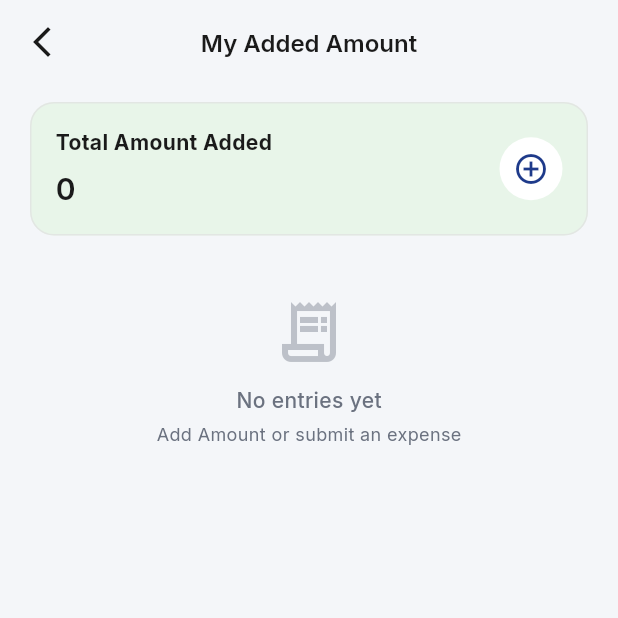
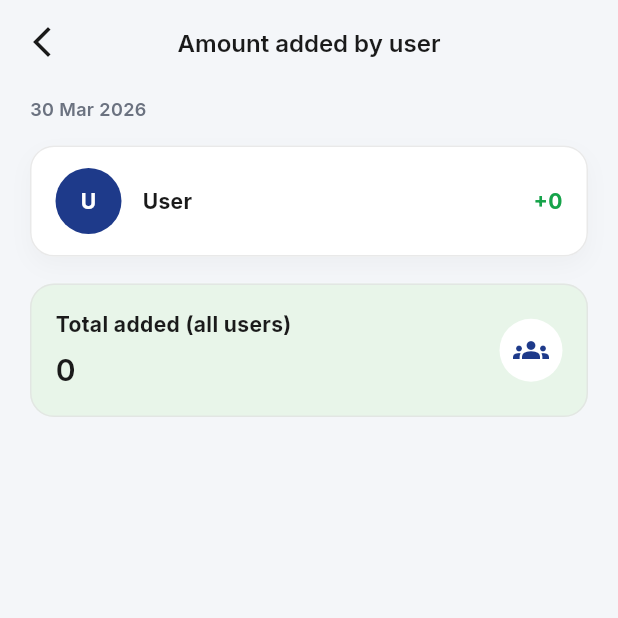
Before and after one commit to Akash-Zaib/Expense_Tracker, a Flutter app: the HomePage screen opened by its route, after a tap on the "open in new" icon, on a phone screen of 412 x 824 dp, the top half of it. Run offline on Flutter 3.47's test engine with Material 3 defaults, Android fonts, the phone set to English and light mode, and no system bars; our stand-ins replace cloud_firestore, firebase_auth, firebase_core, get_it, google_fonts, shared_preferences; accounts and stored records are empty; statements that could not run were skipped.

Commit message:
Final changes Done

```diff
--- a/lib/features/auth/presentation/pages/signup_page.dart
+++ b/lib/features/auth/presentation/pages/signup_page.dart
@@ -19,7 +19,6 @@ class _SignupPageState extends State<SignupPage>
   late Animation<double> _fadeAnim;
   late Animation<Offset> _slideAnim;
   bool _obscurePassword = true;
-  bool _agreeToTerms = false;
   late final AuthStore _authStore;
 
   final _nameCtrl = TextEditingController();
@@ -53,13 +52,6 @@ class _SignupPageState extends State<SignupPage>
 
   Future<void> _onSignup() async {
     FocusScope.of(context).unfocus();
-
-    if (!_agreeToTerms) {
-      ScaffoldMessenger.of(context).showSnackBar(
-        const SnackBar(content: Text('Please agree to the Terms & Conditions')),
-      );
-      return;
-    }
 
     final name = _nameCtrl.text.trim();
     final email = _emailCtrl.text.trim();
@@ -264,59 +256,6 @@ class _SignupPageState extends State<SignupPage>
                   setState(() => _obscurePassword = !_obscurePassword),
             ),
           ),
-          const SizedBox(height: 16),
-          // Terms checkbox
-          Row(
-            crossAxisAlignment: CrossAxisAlignment.start,
-            children: [
-              SizedBox(
-                width: 22,
-                height: 22,
-                child: Checkbox(
-                  value: _agreeToTerms,
-                  onChanged: (val) =>
-                      setState(() => _agreeToTerms = val ?? false),
-                  activeColor: AppColors.primary,
-                  shape: RoundedRectangleBorder(
-                    borderRadius: BorderRadius.circular(4),
-                  ),
-                  side: const BorderSide(color: AppColors.border, width: 1.5),
-                ),
-              ),
-              const SizedBox(width: 10),
-              Expanded(
-                child: Text.rich(
-                  TextSpan(
-                    text: 'I agree to the ',
-                    style: AppTextStyles.caption.copyWith(
-                      color: AppColors.textSecondary,
-                    ),
-                    children: [
-                      TextSpan(
-                        text: 'Terms & Conditions',
-                        style: AppTextStyles.caption.copyWith(
-                          color: AppColors.primary,
-                          fontWeight: FontWeight.w600,
-                          decoration: TextDecoration.underline,
-                          decorationColor: AppColors.primary,
-                        ),
-                      ),
-                      TextSpan(text: ' and '),
-                      TextSpan(
-                        text: 'Privacy Policy',
-                        style: AppTextStyles.caption.copyWith(
-                          color: AppColors.primary,
-                          fontWeight: FontWeight.w600,
-                          decoration: TextDecoration.underline,
-                          decorationColor: AppColors.primary,
-                        ),
-                      ),
-                    ],
-                  ),
-                ),
-              ),
-            ],
-          ),
           const SizedBox(height: 24),
           // Sign Up button
           _buildGradientButton(
--- /dev/null
+++ b/lib/features/expense/presentation/pages/amount_added_by_user_page.dart
@@ -0,0 +1,358 @@
+import 'package:flutter/material.dart';
+import 'package:intl/intl.dart';
+
+import '../../../../core/constants/app_colors.dart';
+import '../../../../core/constants/app_text_styles.dart';
+import '../../domain/entities/expense_entry.dart';
+
+/// Per-user totals for [ExpenseEntryKind.amountAdded] within [entries]
+/// (typically one calendar day, as passed from home).
+class AmountAddedByUserPage extends StatelessWidget {
+  final List<ExpenseEntry> entries;
+  final List<String> displayUsers;
+  final Map<String, String> uidByNormalizedName;
+  final Map<String, int> userColorByName;
+  final String dateRange;
+
+  const AmountAddedByUserPage({
+    super.key,
+    required this.entries,
+    required this.displayUsers,
+    required this.uidByNormalizedName,
+    required this.userColorByName,
+    required this.dateRange,
+  });
+
+  /// Amount-added entries for this user (same rules as [totalAddedForUser]).
+  static List<ExpenseEntry> amountAddedEntriesForUser(
+    String displayName,
+    List<ExpenseEntry> entries,
+    Map<String, String> uidByNormalizedName,
+  ) {
+    final normalized = displayName.toLowerCase().trim();
+    final uid = uidByNormalizedName[normalized];
+    return entries.where((e) {
+      if (e.kind != ExpenseEntryKind.amountAdded) return false;
+      final eUid = e.ownerUid.trim();
+      if (eUid.isNotEmpty) {
+        return uid != null && eUid == uid;
+      }
+      return e.ownerName.trim().toLowerCase().trim() == normalized;
+    }).toList();
+  }
+
+  static double totalAddedForUser(
+    String displayName,
+    List<ExpenseEntry> entries,
+    Map<String, String> uidByNormalizedName,
+  ) {
+    return amountAddedEntriesForUser(displayName, entries, uidByNormalizedName)
+        .fold<double>(0, (s, e) => s + e.amount);
+  }
+
+  /// Label → sum for that bank/cash source (matches add flow: empty bank → "By Cash").
+  static Map<String, double> amountAddedByBankForUser(
+    String displayName,
+    List<ExpenseEntry> entries,
+    Map<String, String> uidByNormalizedName,
+  ) {
+    final map = <String, double>{};
+    for (final e in amountAddedEntriesForUser(displayName, entries, uidByNormalizedName)) {
+      final label = (e.bankName ?? '').trim().isEmpty ? 'By Cash' : e.bankName!.trim();
+      map[label] = (map[label] ?? 0) + e.amount;
+    }
+    return map;
+  }
+
+  Color? _colorForUser(String name) {
+    final key = name.toLowerCase().trim();
+    final value = userColorByName[key];
+    return value == null ? null : Color(value);
+  }
+
+  String _initials(String name) {
+    final parts = name.trim().split(RegExp(r'\s+')).where((p) => p.isNotEmpty);
+    return parts.take(2).map((p) => p[0].toUpperCase()).join();
+  }
+
+  @override
+  Widget build(BuildContext context) {
+    final formatter = NumberFormat('#,##0', 'en_US');
+    final amountAddedEntries =
+        entries.where((e) => e.kind == ExpenseEntryKind.amountAdded).toList();
+    final grandTotal = amountAddedEntries.fold<double>(
+      0,
+      (s, e) => s + e.amount,
+    );
+
+    return Scaffold(
+      backgroundColor: AppColors.background,
+      appBar: AppBar(
+        backgroundColor: AppColors.background,
+        elevation: 0,
+        scrolledUnderElevation: 0,
+        leading: IconButton(
+          icon: const Icon(Icons.arrow_back_ios_new, color: AppColors.textPrimary),
+          onPressed: () => Navigator.pop(context),
+        ),
+        title: Text('Amount added by user', style: AppTextStyles.title),
+        centerTitle: true,
+      ),
+      body: ListView(
+        padding: const EdgeInsets.fromLTRB(20, 8, 20, 24),
+        children: [
+          Padding(
+            padding: const EdgeInsets.only(bottom: 16),
+            child: Text(
+              dateRange,
+              style: AppTextStyles.caption.copyWith(
+                color: AppColors.textSecondary,
+                fontWeight: FontWeight.w600,
+              ),
+            ),
+          ),
+          for (final name in displayUsers) ...[
+            _ExpandableUserAmountRow(
+              displayName: name,
+              amount: totalAddedForUser(name, entries, uidByNormalizedName),
+              byBank: amountAddedByBankForUser(name, entries, uidByNormalizedName),
+              formatter: formatter,
+              baseColor: _colorForUser(name),
+              initials: _initials(name),
+            ),
+            const SizedBox(height: 10),
+          ],
+          const SizedBox(height: 8),
+          Container(
+            width: double.infinity,
+            padding: const EdgeInsets.all(16),
+            decoration: BoxDecoration(
+              color: AppColors.greenLight,
+              borderRadius: BorderRadius.circular(16),
+              border: Border.all(color: AppColors.border.withValues(alpha: 0.7)),
+            ),
+            child: Row(
+              children: [
+                Expanded(
+                  child: Column(
+                    crossAxisAlignment: CrossAxisAlignment.start,
+                    children: [
+                      Text(
+                        'Total added (all users)',
+                        style: AppTextStyles.bodyMedium.copyWith(
+                          fontWeight: FontWeight.w700,
+                        ),
+                      ),
+                      const SizedBox(height: 6),
+                      Text(
+                        formatter.format(grandTotal),
+                        style: AppTextStyles.heading3,
+                      ),
+                    ],
+                  ),
+                ),
+                Container(
+                  height: 42,
+                  width: 42,
+                  decoration: const BoxDecoration(
+                    color: Colors.white,
+                    shape: BoxShape.circle,
+                  ),
+                  child: const Icon(Icons.groups, color: AppColors.primary),
+                ),
+              ],
+            ),
+          ),
+        ],
+      ),
+    );
+  }
+}
+
+class _ExpandableUserAmountRow extends StatelessWidget {
+  final String displayName;
+  final double amount;
+  final Map<String, double> byBank;
+  final NumberFormat formatter;
+  final Color? baseColor;
+  final String initials;
+
+  const _ExpandableUserAmountRow({
+    required this.displayName,
+    required this.amount,
+    required this.byBank,
+    required this.formatter,
+    required this.baseColor,
+    required this.initials,
+  });
+
+  @override
+  Widget build(BuildContext context) {
+    final border = baseColor == null
+        ? Border.all(color: AppColors.border.withValues(alpha: 0.7))
+        : Border.all(color: baseColor!.withValues(alpha: 0.45));
+    final avatarBg = baseColor ?? AppColors.primary;
+    final hasBreakdown = byBank.isNotEmpty;
+
+    final cardDecoration = BoxDecoration(
+      color: Colors.white,
+      borderRadius: BorderRadius.circular(16),
+      border: border,
+      boxShadow: [
+        BoxShadow(
+          color: Colors.black.withValues(alpha: 0.03),
+          blurRadius: 12,
+          offset: const Offset(0, 6),
+        ),
+      ],
+    );
+
+    if (!hasBreakdown) {
+      return Container(
+        decoration: cardDecoration,
+        padding: const EdgeInsets.symmetric(horizontal: 16, vertical: 14),
+        child: Row(
+          children: [
+            CircleAvatar(
+              radius: 22,
+              backgroundColor: avatarBg,
+              child: Text(
+                initials.isEmpty ? 'U' : initials,
+                style: AppTextStyles.bodyMedium.copyWith(
+                  color: Colors.white,
+                  fontWeight: FontWeight.w700,
+                ),
+              ),
+            ),
+            const SizedBox(width: 14),
+            Expanded(
+              child: Text(
+                displayName,
+                style: AppTextStyles.bodyMedium.copyWith(fontWeight: FontWeight.w700),
+                overflow: TextOverflow.ellipsis,
+              ),
+            ),
+            const SizedBox(width: 12),
+            Text(
+              '+${formatter.format(amount)}',
+              style: AppTextStyles.bodyMedium.copyWith(
+                fontWeight: FontWeight.w700,
+                color: const Color(0xFF16A34A),
+              ),
+            ),
+          ],
+        ),
+      );
+    }
+
+    final bankKeys = byBank.keys.toList()
+      ..sort((a, b) => byBank[b]!.compareTo(byBank[a]!));
+
+    return Container(
+      decoration: cardDecoration,
+      clipBehavior: Clip.antiAlias,
+      child: Theme(
+        data: Theme.of(context).copyWith(dividerColor: Colors.transparent),
+        child: ExpansionTile(
+          tilePadding: const EdgeInsets.symmetric(horizontal: 12, vertical: 4),
+          childrenPadding: const EdgeInsets.fromLTRB(16, 0, 16, 12),
+          backgroundColor: Colors.white,
+          collapsedBackgroundColor: Colors.white,
+          leading: CircleAvatar(
+            radius: 22,
+            backgroundColor: avatarBg,
+            child: Text(
+              initials.isEmpty ? 'U' : initials,
+              style: AppTextStyles.bodyMedium.copyWith(
+                color: Colors.white,
+                fontWeight: FontWeight.w700,
+              ),
+            ),
+          ),
+          title: Row(
+            children: [
+              Expanded(
+                child: Text(
+                  displayName,
+                  style: AppTextStyles.bodyMedium.copyWith(fontWeight: FontWeight.w700),
+                  overflow: TextOverflow.ellipsis,
+                ),
+              ),
+              const SizedBox(width: 8),
+              Text(
+                '+${formatter.format(amount)}',
+                style: AppTextStyles.bodyMedium.copyWith(
+                  fontWeight: FontWeight.w700,
+                  color: const Color(0xFF16A34A),
+                ),
+              ),
+            ],
+          ),
+          iconColor: baseColor ?? AppColors.primary,
+          collapsedIconColor: baseColor ?? AppColors.primary,
+          children: [
+            Container(
+              width: double.infinity,
+              padding: const EdgeInsets.fromLTRB(8, 4, 8, 8),
+              decoration: BoxDecoration(
+                color: AppColors.inputBackground.withValues(alpha: 0.6),
+                borderRadius: BorderRadius.circular(12),
+              ),
+              child: Column(
+                crossAxisAlignment: CrossAxisAlignment.stretch,
+                children: [
+                  Padding(
+                    padding: const EdgeInsets.only(left: 4, bottom: 8),
+                    child: Text(
+                      'By bank / source',
+                      style: AppTextStyles.caption.copyWith(
+                        color: AppColors.textSecondary,
+                        fontWeight: FontWeight.w600,
+                      ),
+                    ),
+                  ),
+                  for (var i = 0; i < bankKeys.length; i++) ...[
+                    if (i > 0)
+                      Divider(
+                        height: 1,
+                        color: AppColors.border.withValues(alpha: 0.85),
+                      ),
+                    Padding(
+                      padding: const EdgeInsets.symmetric(vertical: 8),
+                      child: Row(
+                        children: [
+                          Icon(
+                            bankKeys[i] == 'By Cash'
+                                ? Icons.payments_outlined
+                                : Icons.account_balance_outlined,
+                            size: 20,
+                            color: AppColors.textSecondary,
+                          ),
+                          const SizedBox(width: 10),
+                          Expanded(
+                            child: Text(
+                              bankKeys[i],
+                              style: AppTextStyles.bodyMedium,
+                              overflow: TextOverflow.ellipsis,
+                            ),
+                          ),
+                          Text(
+                            '+${formatter.format(byBank[bankKeys[i]]!)}',
+                            style: AppTextStyles.bodyMedium.copyWith(
+                              fontWeight: FontWeight.w600,
+                              color: const Color(0xFF16A34A),
+                            ),
+                          ),
+                        ],
+                      ),
+                    ),
+                  ],
+                ],
+              ),
+            ),
+          ],
+        ),
+      ),
+    );
+  }
+}
--- a/lib/features/expense/presentation/pages/home_page.dart
+++ b/lib/features/expense/presentation/pages/home_page.dart
@@ -15,6 +15,7 @@ import '../../../analytics/presentation/pages/analytics_page.dart';
 import '../../../wallet/presentation/pages/wallet_page.dart';
 import '../../domain/entities/expense_entry.dart';
 import 'add_amount_page.dart';
+import 'amount_added_by_user_page.dart';
 import '../store/transactions_store.dart';
 
 class HomePage extends StatefulWidget {
@@ -287,6 +288,20 @@ class _HomePageState extends State<HomePage> {
           currentUserUid: _currentUserUid,
           userColorByName: userColorByName,
           entries: entries,
+          onOpenAmountAddedBreakdown: () {
+            Navigator.push(
+              context,
+              MaterialPageRoute<void>(
+                builder: (context) => AmountAddedByUserPage(
+                  entries: entries,
+                  displayUsers: displayUsers,
+                  uidByNormalizedName: uidByNormalizedName,
+                  userColorByName: userColorByName,
+                  dateRange: dateRange,
+                ),
+              ),
+            );
+          },
           onAddCash: _navigateToAddAmount,
           onSubmitExpense: _navigateToSubmitExpense,
           onPickDateRange: _pickDateRange,
@@ -587,6 +602,7 @@ class _HomeContent extends StatelessWidget {
   final Future<void> Function(ExpenseEntry entry) onSplitAssign;
   final Map<String, int> userColorByName;
   final List<ExpenseEntry> entries;
+  final VoidCallback onOpenAmountAddedBreakdown;
   final VoidCallback onAddCash;
   final VoidCallback onSubmitExpense;
   final VoidCallback onPickDateRange;
@@ -602,6 +618,7 @@ class _HomeContent extends StatelessWidget {
     required this.paidToTargets,
     required this.userColorByName,
     required this.entries,
+    required this.onOpenAmountAddedBreakdown,
     required this.onAddCash,
     required this.onSubmitExpense,
     required this.onPickDateRange,
@@ -749,7 +766,7 @@ class _HomeContent extends StatelessWidget {
               Flexible(
                 child: Row(
                   mainAxisSize: MainAxisSize.min,
-                  crossAxisAlignment: CrossAxisAlignment.start,
+                  crossAxisAlignment: CrossAxisAlignment.center,
                   children: [
                     Flexible(
                       child: FittedBox(
@@ -763,28 +780,11 @@ class _HomeContent extends StatelessWidget {
                     ),
                     const SizedBox(width: 8),
                     GestureDetector(
-                      onTap: () {
-                        final mine = entries
-                            .where((e) => e.ownerUid == currentUserUid)
-                            .toList(growable: false);
-                        Navigator.push(
-                          context,
-                          MaterialPageRoute(
-                            builder: (context) => PersonalExpensesScreen(
-                              entries: mine,
-                              title: 'My Added Amount',
-                              showOnlyAmountAdded: true,
-                            ),
-                          ),
-                        );
-                      },
-                      child: const Padding(
-                        padding: EdgeInsets.only(top: 6),
-                        child: Icon(
+                      onTap: onOpenAmountAddedBreakdown,
+                      child: const Icon(
                         Icons.open_in_new,
                         color: AppColors.primary,
                         size: 20,
-                        ),
                       ),
                     ),
                   ],
@@ -958,13 +958,6 @@ class _HomeContent extends StatelessWidget {
                 children: [
                   for (int i = 0; i < grouped[day]!.length; i++) ...[
                     _buildActivityItem(context, grouped[day]![i]),
-                    if (i != grouped[day]!.length - 1)
-                      Divider(
-                        height: 1,
-                        indent: 20,
-                        endIndent: 0,
-                        color: AppColors.border.withValues(alpha: 0.9),
-                      ),
                   ],
                 ],
               ),
@@ -1117,15 +1110,29 @@ class _HomeContent extends StatelessWidget {
                         ),
                       ),
                       const SizedBox(width: 8),
+                      Flexible(
+                        flex: 0,
+                        child: Row(
+                          mainAxisSize: MainAxisSize.min,
+                          crossAxisAlignment: CrossAxisAlignment.start,
+                          children: [
                             if (entry.kind == ExpenseEntryKind.expense &&
                                 entry.ownerUid == currentUserUid)
                               PopupMenuButton<String>(
+                                padding: EdgeInsets.zero,
+                                constraints: const BoxConstraints(
+                                  minWidth: 24,
+                                  minHeight: 24,
+                                ),
                                 icon: const Icon(Icons.more_vert, size: 18),
                                 onSelected: (value) async {
                                   if (value == 'split_assign') {
                                     await onSplitAssign(entry);
                                   } else if (value == 'assign_to') {
-                              await _showReassignPaidToSheet(context, entry);
+                                    await _showReassignPaidToSheet(
+                                      context,
+                                      entry,
+                                    );
                                   }
                                 },
                                 itemBuilder: (context) => const [
@@ -1139,14 +1146,17 @@ class _HomeContent extends StatelessWidget {
                                   ),
                                 ],
                               ),
-                      Flexible(
-                        flex: 0,
-                        child: FittedBox(
+                            if (entry.kind == ExpenseEntryKind.expense &&
+                                entry.ownerUid == currentUserUid)
+                              const SizedBox(width: 4),
+                            FittedBox(
                               fit: BoxFit.scaleDown,
                               child: Text(
                                 formatter.format(entry.amount),
                                 style: AppTextStyles.title,
                               ),
+                            ),
+                          ],
                         ),
                       ),
                     ],
@@ -1582,7 +1592,6 @@ class _ActivityCard extends StatelessWidget {
             offset: const Offset(0, 6),
           ),
         ],
-        border: Border.all(color: AppColors.border.withValues(alpha: 0.7)),
       ),
       child: Column(children: children),
     );
--- a/lib/features/expense/presentation/pages/personal_expense.dart
+++ b/lib/features/expense/presentation/pages/personal_expense.dart
@@ -71,7 +71,7 @@ class PersonalExpensesScreen extends StatelessWidget {
           return ListView(
             padding: const EdgeInsets.fromLTRB(20, 12, 20, 20),
             children: [
-              if (!showOnlyExpenses || showOnlyAmountAdded) ...[
+              if (!showOnlyExpenses && !showOnlyAmountAdded) ...[
                 _TotalCard(totalAddedAmount: addedTotal),
                 const SizedBox(height: 16),
               ],
--- a/lib/main.dart
+++ b/lib/main.dart
@@ -25,7 +25,9 @@ class MyApp extends StatelessWidget {
     final prefs = sl<SharedPreferences>();
     final rememberMe = prefs.getBool('auth.remember_me') ?? false;
     final isSignedIn = FirebaseAuth.instance.currentUser != null;
-    final initialRoute = (rememberMe && isSignedIn) ? AppRoutes.home : AppRoutes.login;
+    final initialRoute = (rememberMe && isSignedIn)
+        ? AppRoutes.home
+        : AppRoutes.login;
 
     return MaterialApp(
       title: 'Expense Tracker',
```
Lines whose indentation alone changed are shown as unchanged.
